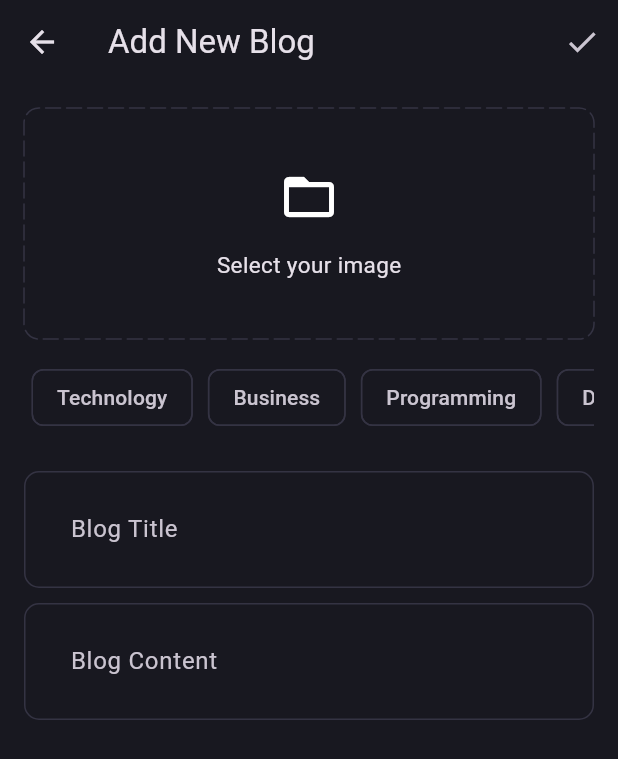
After one commit to zioredd/blog_app, a Flutter app: the BlogPage screen opened directly, after a tap on an icon or button, on a phone screen of 412 x 824 dp. The commit adds this screen. Shown: the top 759 px of the screen. Run offline on Flutter 3.47's test engine with Material 3 defaults, Android fonts, the phone set to English and light mode, and no system bars; drawn by our look-alikes of dotted_border; our stand-ins replace bloc, equatable, flutter_bloc, fpdart, get_it, supabase_flutter; missing offline and left inert: mongo_dart; accounts and stored records are empty.

Commit message:
Create Add New Blog Page UI

```diff
--- a/lib/core/theme/theme.dart
+++ b/lib/core/theme/theme.dart
@@ -7,11 +7,13 @@ class AppTheme {
         borderRadius: BorderRadius.circular(10),
       );
   static final darkThemeMode = ThemeData.dark().copyWith(
-      appBarTheme:
-          const AppBarTheme(backgroundColor: AppPallete.backgroundColor),
-      scaffoldBackgroundColor: AppPallete.backgroundColor,
-      inputDecorationTheme: InputDecorationTheme(
-          contentPadding: const EdgeInsets.all(27),
-          enabledBorder: _border(),
-          focusedBorder: _border(AppPallete.gradient2)));
+    appBarTheme: const AppBarTheme(backgroundColor: AppPallete.backgroundColor),
+    scaffoldBackgroundColor: AppPallete.backgroundColor,
+    inputDecorationTheme: InputDecorationTheme(
+        contentPadding: const EdgeInsets.all(27),
+        enabledBorder: _border(),
+        focusedBorder: _border(AppPallete.gradient2)),
+    chipTheme: const ChipThemeData(
+        backgroundColor: AppPallete.backgroundColor, side: BorderSide.none),
+  );
 }
--- /dev/null
+++ b/lib/features/blog/presentation/bloc/blog_bloc.dart
@@ -0,0 +1,13 @@
+import 'package:bloc/bloc.dart';
+import 'package:equatable/equatable.dart';
+
+part 'blog_event.dart';
+part 'blog_state.dart';
+
+class BlogBloc extends Bloc<BlogEvent, BlogState> {
+  BlogBloc() : super(BlogInitial()) {
+    on<BlogEvent>((event, emit) {
+      // TODO: implement event handler
+    });
+  }
+}
--- /dev/null
+++ b/lib/features/blog/presentation/bloc/blog_event.dart
@@ -0,0 +1,8 @@
+part of 'blog_bloc.dart';
+
+abstract class BlogEvent extends Equatable {
+  const BlogEvent();
+
+  @override
+  List<Object> get props => [];
+}
--- /dev/null
+++ b/lib/features/blog/presentation/bloc/blog_state.dart
@@ -0,0 +1,9 @@
+part of 'blog_bloc.dart';
+
+abstract class BlogState extends Equatable {
+  const BlogState();
+
+  @override
+  List<Object> get props => [];
+}
+class BlogInitial extends BlogState {}
--- /dev/null
+++ b/lib/features/blog/presentation/pages/add_new_blog_page.dart
@@ -0,0 +1,114 @@
+// ignore_for_file: library_private_types_in_public_api, sized_box_for_whitespace
+
+import 'package:blog_app/core/theme/app_pallete.dart';
+import 'package:blog_app/features/blog/presentation/widgets/blog_editor.dart';
+import 'package:dotted_border/dotted_border.dart';
+import 'package:flutter/material.dart';
+
+class AddNewBlogPage extends StatefulWidget {
+  route() => MaterialPageRoute(builder: (context) => const AddNewBlogPage());
+  const AddNewBlogPage({super.key});
+
+  @override
+  _AddNewBlogPageState createState() => _AddNewBlogPageState();
+}
+
+class _AddNewBlogPageState extends State<AddNewBlogPage> {
+  final textController = TextEditingController();
+  final contentController = TextEditingController();
+  List<String> selectedTopics = [];
+
+  @override
+  Widget build(BuildContext context) {
+    return Scaffold(
+        appBar: AppBar(
+          title: const Text('Add New Blog'),
+          actions: [
+            IconButton(
+              icon: const Icon(Icons.check),
+              onPressed: () {},
+            ),
+          ],
+        ),
+        body: SingleChildScrollView(
+          child: Padding(
+            padding: const EdgeInsets.all(16.0),
+            child: Column(
+              children: [
+                DottedBorder(
+                  color: AppPallete.borderColor,
+                  dashPattern: const [10, 4],
+                  radius: const Radius.circular(10),
+                  borderType: BorderType.RRect,
+                  strokeCap: StrokeCap.round,
+                  child: Container(
+                    height: 150,
+                    width: double.infinity,
+                    child: const Column(
+                      mainAxisAlignment: MainAxisAlignment.center,
+                      children: [
+                        Icon(
+                          Icons.folder_open,
+                          size: 40,
+                        ),
+                        SizedBox(height: 15),
+                        Text(
+                          'Select your image',
+                          style: TextStyle(
+                            fontSize: 15,
+                          ),
+                        ),
+                      ],
+                    ),
+                  ),
+                ),
+                const SizedBox(
+                  height: 10,
+                ),
+                SingleChildScrollView(
+                  scrollDirection: Axis.horizontal,
+                  child: Row(
+                    children:
+                        ['Technology', 'Business', 'Programming', 'Design']
+                            .map((e) => Padding(
+                                  padding: const EdgeInsets.all(5),
+                                  child: GestureDetector(
+                                    onTap: () {
+                                      if (selectedTopics.contains(e)) {
+                                        selectedTopics.remove(e);
+                                      } else {
+                                        selectedTopics.add(e);
+                                      }
+                                      setState(() {});
+                                    },
+                                    child: Chip(
+                                      label: Text(e),
+                                      color: selectedTopics.contains(e)
+                                          ? const MaterialStatePropertyAll(
+                                              AppPallete.gradient1)
+                                          : null,
+                                      side: selectedTopics.contains(e)
+                                          ? null
+                                          : const BorderSide(
+                                              color: AppPallete.borderColor),
+                                    ),
+                                  ),
+                                ))
+                            .toList(),
+                  ),
+                ),
+                const SizedBox(
+                  height: 20,
+                ),
+                BlogEditor(controller: textController, hintText: 'Blog Title'),
+                const SizedBox(
+                  height: 10,
+                ),
+                BlogEditor(
+                    controller: contentController, hintText: 'Blog Content')
+              ],
+            ),
+          ),
+        ));
+  }
+}
--- /dev/null
+++ b/lib/features/blog/presentation/pages/blog_page.dart
@@ -0,0 +1,27 @@
+import 'package:blog_app/features/blog/presentation/pages/add_new_blog_page.dart';
+import 'package:flutter/cupertino.dart';
+import 'package:flutter/material.dart';
+
+class BlogPage extends StatelessWidget {
+  const BlogPage({super.key});
+
+  @override
+  Widget build(BuildContext context) {
+    return Scaffold(
+      appBar: AppBar(
+        title: const Text('Blog Page'),
+        actions: [
+          IconButton(
+            icon: const Icon(CupertinoIcons.add_circled),
+            onPressed: () {
+              Navigator.of(context).push(const AddNewBlogPage().route());
+            },
+          )
+        ],
+      ),
+      body: const Center(
+        child: Text('This is the blog page'),
+      ),
+    );
+  }
+}
--- /dev/null
+++ b/lib/features/blog/presentation/widgets/blog_editor.dart
@@ -0,0 +1,24 @@
+// ignore_for_file: public_member_api_docs, sort_constructors_first
+import 'package:flutter/material.dart';
+
+class BlogEditor extends StatelessWidget {
+  final TextEditingController controller;
+  final String hintText;
+
+  const BlogEditor({
+    super.key,
+    required this.controller,
+    required this.hintText,
+  });
+
+  @override
+  Widget build(BuildContext context) {
+    return TextFormField(
+      controller: controller,
+      decoration: InputDecoration(
+        hintText: hintText,
+      ),
+      maxLines: null,
+    );
+  }
+}
--- a/lib/main.dart
+++ b/lib/main.dart
@@ -2,6 +2,7 @@ import 'package:blog_app/core/common/cubits/app_user/app_user_cubit.dart';
 import 'package:blog_app/core/theme/theme.dart';
 import 'package:blog_app/features/auth/presentation/bloc/auth_bloc.dart';
 import 'package:blog_app/features/auth/presentation/pages/sign_up_page.dart';
+import 'package:blog_app/features/blog/presentation/pages/blog_page.dart';
 import 'package:blog_app/init_dependencies.dart';
 import 'package:flutter/material.dart';
 import 'package:flutter_bloc/flutter_bloc.dart';
@@ -50,11 +51,7 @@ class _MyAppState extends State<MyApp> {
           },
           builder: (context, state) {
             if (state) {
-              return const Scaffold(
-                body: Center(
-                  child: Text('This is the home page'),
-                ),
-              );
+              return const BlogPage();
             }
             return const SignUpPage();
           },
--- a/pubspec.yaml
+++ b/pubspec.yaml
@@ -43,6 +43,7 @@ dependencies:
   equatable: ^2.0.5
   mongo_dart: ^0.10.2
   get_it: ^7.7.0
+  dotted_border: ^2.1.0
 
 dev_dependencies:
   flutter_test:
```
Also changed, not shown: pubspec.lock.
